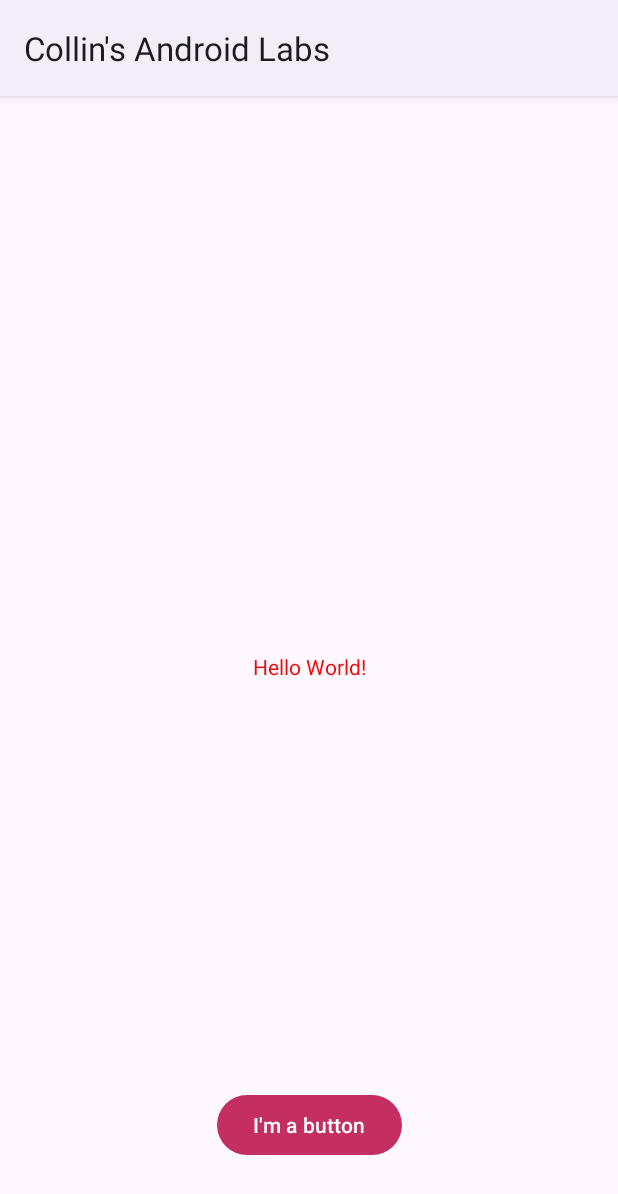
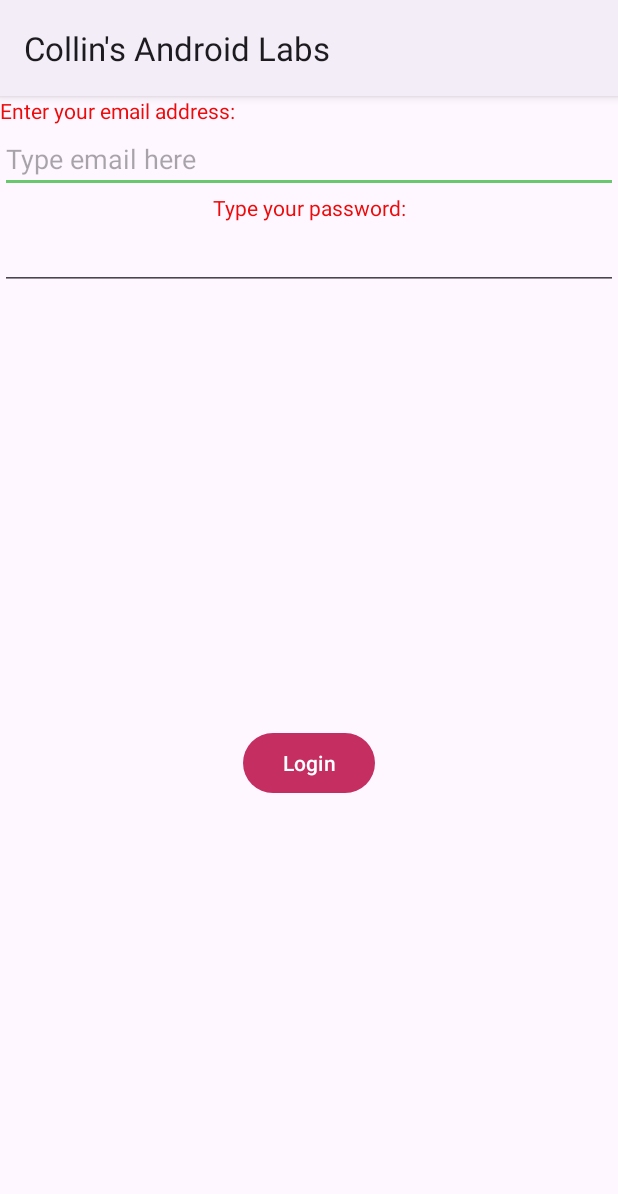
Before and after one commit to cbagg14/MyAndroidLabs, an Android app: the screen it shows after launch (MainActivity), on a phone screen of 412 x 824 dp. Shown: the top 1194 px of the screen. Run offline under Robolectric (Android 15) with nearby library versions, the phone set to English and light mode, and no system bars.

```diff
--- a/app/src/main/java/algonquin/cst2335/bagg0051/MainActivity.java
+++ b/app/src/main/java/algonquin/cst2335/bagg0051/MainActivity.java
@@ -2,13 +2,88 @@ package algonquin.cst2335.bagg0051;
 
 import androidx.appcompat.app.AppCompatActivity;
 
+import android.content.Context;
+import android.content.Intent;
+import android.content.SharedPreferences;
 import android.os.Bundle;
+import android.util.Log;
+import android.view.View;
+import android.widget.Button;
+import android.widget.EditText;
 
 public class MainActivity extends AppCompatActivity {
+
+    private static final String TAG = "MainActivity";
+    private static final String SHARED_PREFS_FILE_NAME = "MyData";
+    private static final String EMAIL_ADDRESS_KEY = "LoginName";
+
+    private EditText emailEditText;
+    private Button loginButton;
 
     @Override
     protected void onCreate(Bundle savedInstanceState) {
         super.onCreate(savedInstanceState);
         setContentView(R.layout.activity_main);
+
+        emailEditText = findViewById(R.id.emailEditText);
+        loginButton = findViewById(R.id.loginButton);
+
+        SharedPreferences prefs = getSharedPreferences(SHARED_PREFS_FILE_NAME, Context.MODE_PRIVATE);
+        String emailAddress = prefs.getString(EMAIL_ADDRESS_KEY, "");
+        emailEditText.setText(emailAddress);
+
+        loginButton.setOnClickListener(new View.OnClickListener() {
+            @Override
+            public void onClick(View v) {
+                String enteredEmail = emailEditText.getText().toString();
+                saveEmailAddress(enteredEmail);
+                navigateToSecondActivity(enteredEmail);
+            }
+        });
+
+        Log.w(TAG, "onCreate() - Activity created");
+    }
+
+    private void saveEmailAddress(String emailAddress) {
+        SharedPreferences prefs = getSharedPreferences(SHARED_PREFS_FILE_NAME, Context.MODE_PRIVATE);
+        SharedPreferences.Editor editor = prefs.edit();
+        editor.putString(EMAIL_ADDRESS_KEY, emailAddress);
+        editor.apply();
+    }
+
+    private void navigateToSecondActivity(String emailAddress) {
+        Intent intent = new Intent(MainActivity.this, SecondActivity.class);
+        intent.putExtra("EmailAddress", emailAddress);
+        startActivity(intent);
+    }
+
+    @Override
+    protected void onStart() {
+        super.onStart();
+        Log.w(TAG, "onStart() - Activity started");
+    }
+
+    @Override
+    protected void onResume() {
+        super.onResume();
+        Log.w(TAG, "onResume() - Activity resumed");
+    }
+
+    @Override
+    protected void onPause() {
+        super.onPause();
+        Log.w(TAG, "onPause() - Activity paused");
+    }
+
+    @Override
+    protected void onStop() {
+        super.onStop();
+        Log.w(TAG, "onStop() - Activity stopped");
+    }
+
+    @Override
+    protected void onDestroy() {
+        super.onDestroy();
+        Log.w(TAG, "onDestroy() - Activity destroyed");
     }
 }
--- a/app/src/main/res/layout/activity_main.xml
+++ b/app/src/main/res/layout/activity_main.xml
@@ -7,22 +7,52 @@
     tools:context=".MainActivity">
 
     <TextView
+        android:id="@+id/emailLabelTextView"
         android:layout_width="wrap_content"
         android:layout_height="wrap_content"
-        android:text="@string/hello_message"
-        app:layout_constraintBottom_toBottomOf="parent"
-        app:layout_constraintEnd_toEndOf="parent"
+        android:text="Enter your email address:"
         app:layout_constraintStart_toStartOf="parent"
         app:layout_constraintTop_toTopOf="parent" />
 
-    <Button
+    <EditText
+        android:id="@+id/emailEditText"
+        android:layout_width="match_parent"
+        android:layout_height="wrap_content"
+        android:hint="Type email here"
+        app:layout_constraintEnd_toEndOf="parent"
+        app:layout_constraintStart_toStartOf="parent"
+        app:layout_constraintTop_toBottomOf="@+id/emailLabelTextView" />
+
+    <TextView
+        android:id="@+id/passwordLabelTextView"
         android:layout_width="wrap_content"
         android:layout_height="wrap_content"
-        android:layout_marginBottom="50dp"
-        android:text="@string/button_message"
-        app:layout_constraintBottom_toBottomOf="parent"
+        android:text="Type your password:"
+        app:layout_constraintTop_toBottomOf="@+id/emailEditText"
+        app:layout_constraintStart_toStartOf="parent"
+        app:layout_constraintEnd_toEndOf="parent"
+        app:layout_constraintHorizontal_bias="0.5" />
+
+    <EditText
+        android:id="@+id/passwordEditText"
+        android:layout_width="match_parent"
+        android:layout_height="wrap_content"
+        android:inputType="textPassword"
+        app:layout_constraintTop_toBottomOf="@+id/passwordLabelTextView"
+        app:layout_constraintStart_toStartOf="parent"
+        app:layout_constraintEnd_toEndOf="parent" />
+
+    <Button
+        android:id="@+id/loginButton"
+        android:layout_width="wrap_content"
+        android:layout_height="wrap_content"
+        android:text="Login"
+        app:layout_constraintTop_toBottomOf="@+id/passwordEditText"
+        app:layout_constraintStart_toStartOf="parent"
         app:layout_constraintEnd_toEndOf="parent"
         app:layout_constraintHorizontal_bias="0.5"
-        app:layout_constraintStart_toStartOf="parent" />
+        app:layout_constraintBottom_toBottomOf="parent"
+        android:layout_marginTop="16dp"
+        android:layout_marginBottom="16dp" />
 
 </androidx.constraintlayout.widget.ConstraintLayout>
--- a/app/src/main/res/values/strings.xml
+++ b/app/src/main/res/values/strings.xml
@@ -2,4 +2,5 @@
     <string name="app_name">Collin\'s Android Labs</string>
     <string name="hello_message">Hello World!</string>
     <string name="button_message">I\'m a button</string>
+    <string name="title_activity_second">SecondActivity</string>
 </resources>
--- a/build.gradle
+++ b/build.gradle
@@ -2,4 +2,5 @@
 plugins {
     id 'com.android.application' version '8.0.1' apply false
     id 'com.android.library' version '8.0.1' apply false
+    id 'org.jetbrains.kotlin.android' version '1.7.20' apply false
 }
```
Also changed, not shown: app/build.gradle (+33 -0 lines), app/src/main/AndroidManifest.xml (+13 -0 lines), app/src/main/java/algonquin/cst2335/bagg0051/SecondActivity.java (added, +172 -0 lines), app/src/main/res/layout/activity_second.xml (added, +61 -0 lines).
